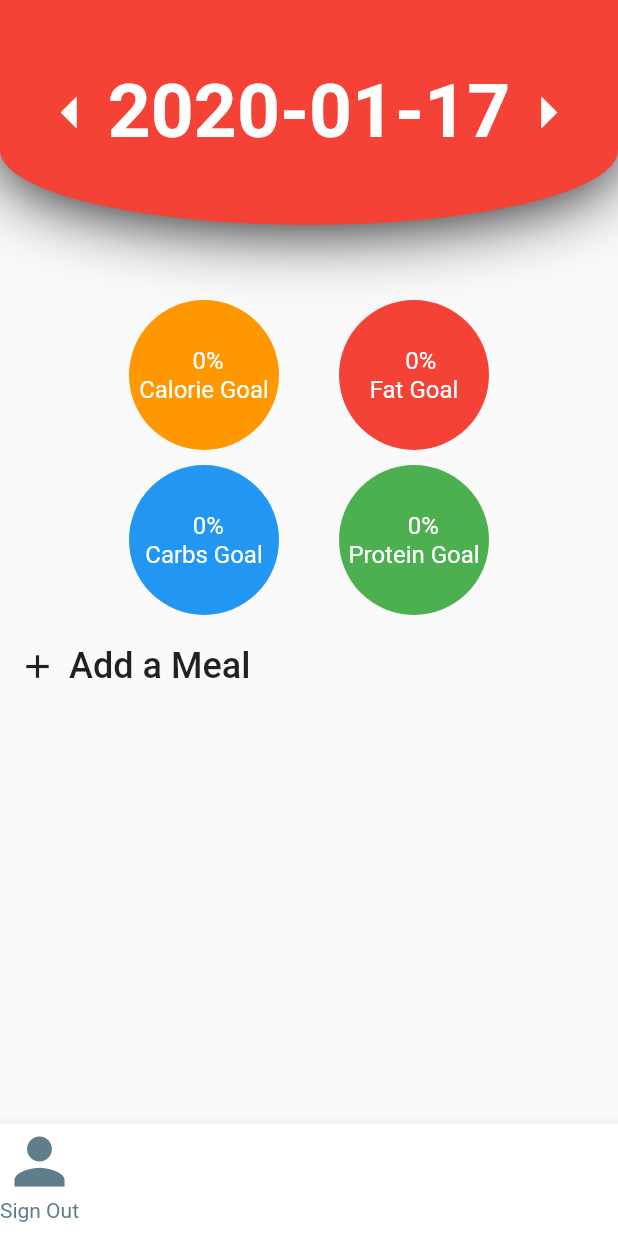
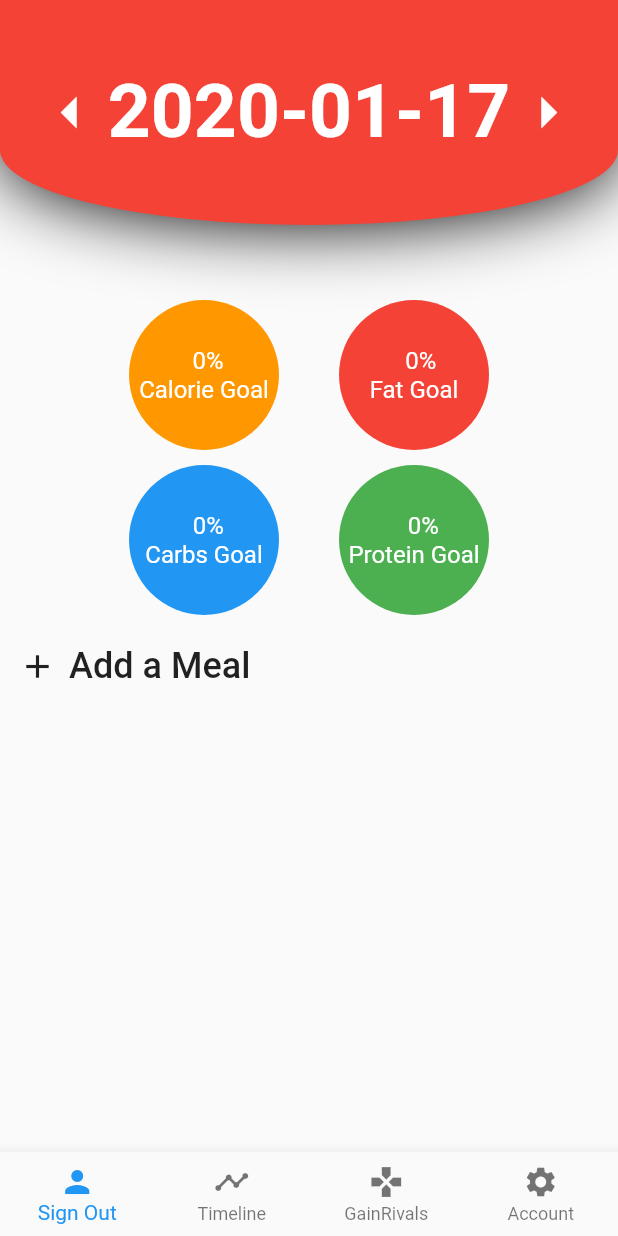
Before and after one commit to MrWilliams97/NutriBud, a Flutter app: the FoodDiaryScreen screen opened directly, on a phone screen of 412 x 824 dp. Run offline on Flutter 3.47's test engine with Material 2 defaults, Android fonts, the phone set to English and light mode, and no system bars; our stand-ins replace cloud_firestore, firebase_auth; accounts and stored records are empty.

Commit message:
BottomAppBar still in progress....

```diff
--- a/hello_world/lib/screens/home/foodDiaryScreen.dart
+++ b/hello_world/lib/screens/home/foodDiaryScreen.dart
@@ -31,28 +31,26 @@ class _FoodDiaryScreenState extends State<FoodDiaryScreen> {
             body: Center(
               child: FoodDiaryDetails(foodDiaryDate: diaryDate),
             ),
-            bottomNavigationBar: BottomAppBar(
-              shape: CircularNotchedRectangle(),
-              child: Container(
-                height: 75,
-                child: Row (
-                  mainAxisSize: MainAxisSize.max,
-                  mainAxisAlignment: MainAxisAlignment.spaceBetween,
-                  children: <Widget>[
-                    InkWell(
-                      onTap: () {
-
-                      },
-                      child: Column(
-                        children: <Widget>[
-                          Icon(Icons.person, color: Colors.blueGrey, size: 50),
-                          Text("Sign Out", style: TextStyle(color: Colors.blueGrey))
-                        ],
-                      )
-                    ),
-                  ],
+            bottomNavigationBar: BottomNavigationBar(
+              type: BottomNavigationBarType.fixed,
+              items: const <BottomNavigationBarItem> [
+                BottomNavigationBarItem(
+                  icon: Icon(Icons.person),
+                  title: Text("Sign Out")
+                ),
+                BottomNavigationBarItem(
+                  icon: Icon(Icons.timeline),
+                  title: Text("Timeline")
+                ),
+                BottomNavigationBarItem(
+                  icon: Icon(Icons.games),
+                  title: Text("GainRivals")
+                ),
+                BottomNavigationBarItem(
+                  icon: Icon(Icons.settings),
+                  title: Text("Account"),
                 )
-              ),
+              ]
             ),
         ),
         new Container(
```
